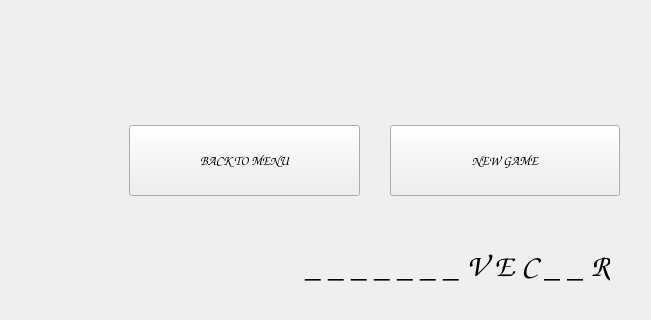
Above: GUI/Forms/mainwindow.ui from dmitrykitty/hang-game before the change; both pictures show x 290 to 941 and y 249 to 569 of the 941 by 855 pixel window. Below: the same form after it.
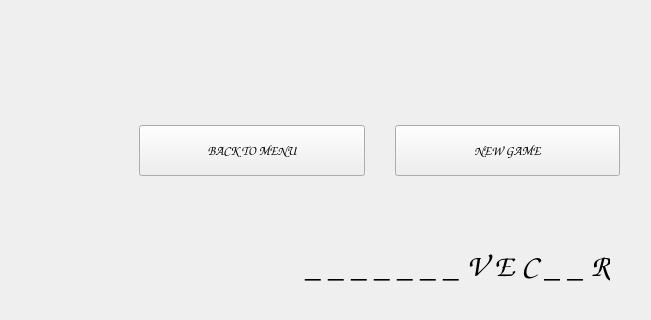
That is the form after the change.

```diff
--- a/GUI/Forms/mainwindow.ui
+++ b/GUI/Forms/mainwindow.ui
@@ -1063,10 +1063,10 @@
        <widget class="QWidget" name="">
         <property name="geometry">
          <rect>
-          <x>410</x>
+          <x>420</x>
           <y>320</y>
-          <width>491</width>
-          <height>71</height>
+          <width>481</width>
+          <height>51</height>
          </rect>
         </property>
         <layout class="QHBoxLayout" name="horizontalLayout">
```
